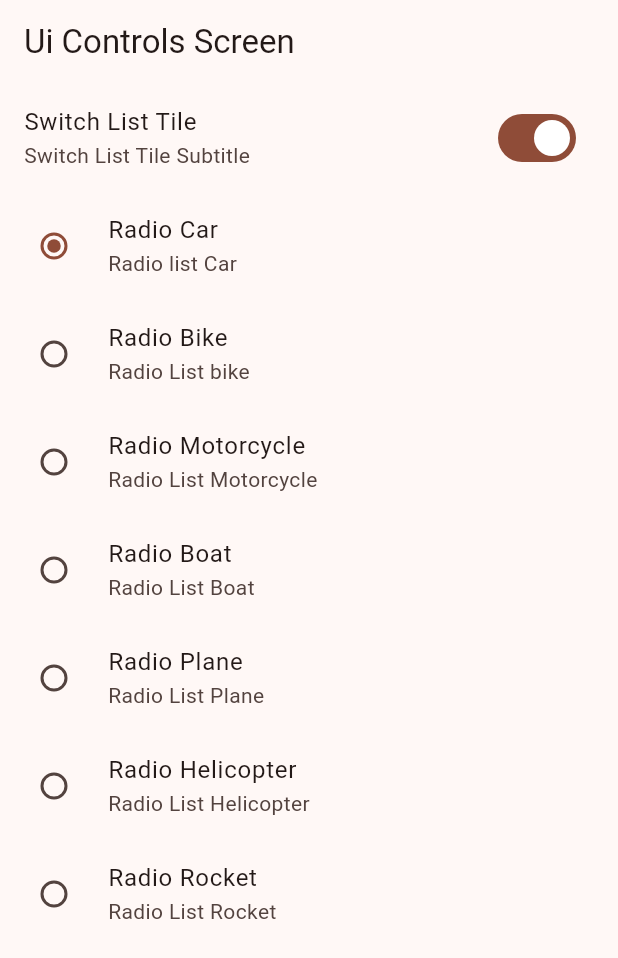
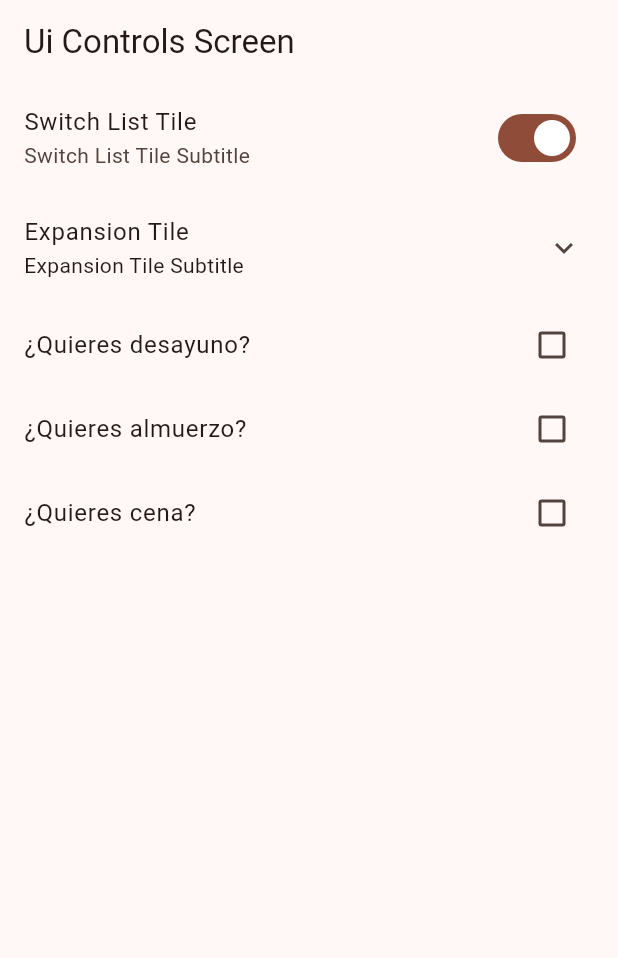
Before and after one commit to DaisyGeraldine/widgets_app, a Flutter app: the UiControlsScreen screen opened by its route, on a phone screen of 412 x 824 dp. Shown: the top 958 px of the screen. Run offline on Flutter 3.47's test engine with Material 2 defaults, Android fonts, the phone set to English and light mode, and no system bars; our stand-ins replace go_router.

Commit message:
ExpansionTile and CheckboxTile

```diff
--- a/lib/presentation/screens/ui_controls/ui_controlls_screen.dart
+++ b/lib/presentation/screens/ui_controls/ui_controlls_screen.dart
@@ -40,6 +40,9 @@ class _UiControlsViewState extends State<_UiControlsView> {
 
   bool isDeveloper = true;
   Transportation selectedTransportation = Transportation.car;
+  bool wantsBreakfast = false;
+  bool wantsLunch = false;
+  bool wantsDinner = false;
 
   @override
   Widget build(BuildContext context) {
@@ -57,6 +60,10 @@ class _UiControlsViewState extends State<_UiControlsView> {
           },
         ),
 
+        ExpansionTile(
+          title: const Text('Expansion Tile'),
+          subtitle: const Text('Expansion Tile Subtitle'),
+          children: [
             RadioListTile(
               title: const Text('Radio Car'),
               subtitle: const Text('Radio list Car'),
@@ -134,6 +141,41 @@ class _UiControlsViewState extends State<_UiControlsView> {
                 });
               },
             ),
+          ],
+        ),
+
+        CheckboxListTile(
+          title: const Text('¿Quieres desayuno?'),
+          //subtitle: const Text('Checkbox List Tile Subtitle'),
+          value: wantsBreakfast,
+          onChanged: (value) {
+            setState(() {
+              wantsBreakfast = !wantsBreakfast;
+            });
+          },
+        ),
+        CheckboxListTile(
+          title: const Text('¿Quieres almuerzo?'),
+          //subtitle: const Text('Checkbox List Tile Subtitle'),
+          value: wantsLunch,
+          onChanged: (value) {
+            setState(() {
+              wantsLunch = !wantsLunch;
+            });
+          },
+        ),
+        CheckboxListTile(
+          title: const Text('¿Quieres cena?'),
+          //subtitle: const Text('Checkbox List Tile Subtitle'),
+          value: wantsDinner,
+          onChanged: (value) {
+            setState(() {
+              wantsDinner = !wantsDinner;
+            });
+          },
+        ),
+
+
 
 
       ],
```
Lines whose indentation alone changed are shown as unchanged.
